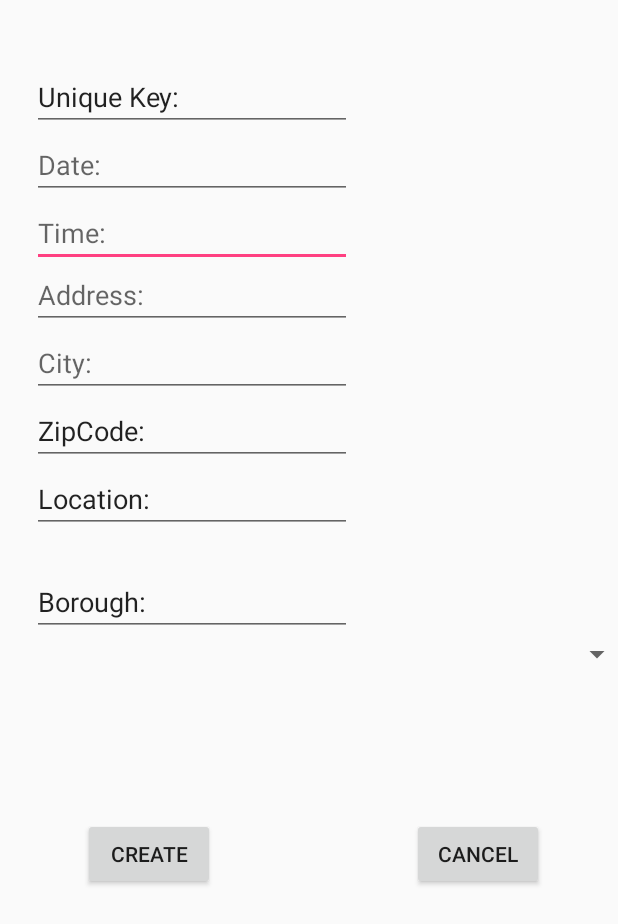
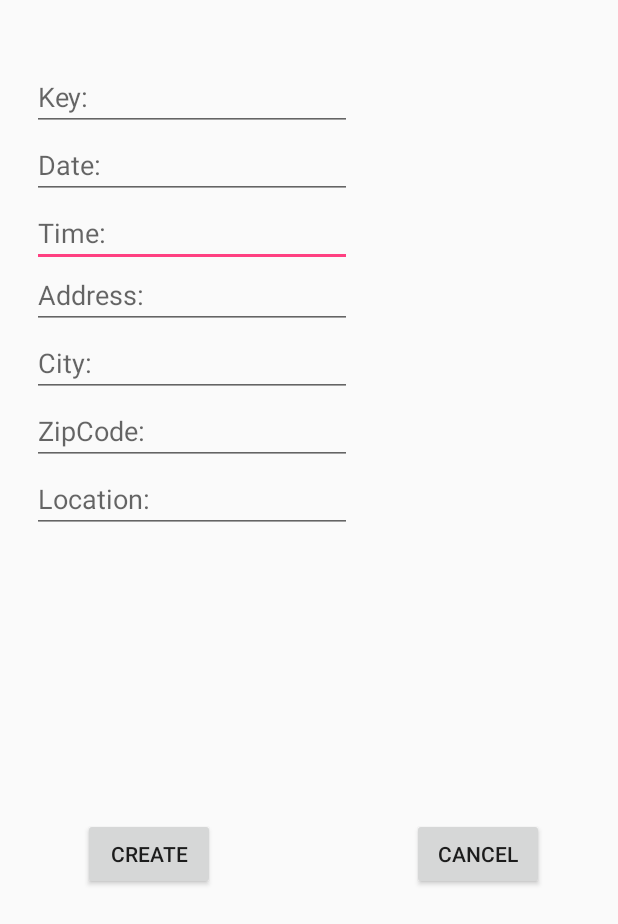
Before and after one commit to junk13/RatPatrol, an Android app: the UserRatReportsActivity screen opened directly, with no data from a screen before it, on a phone screen of 412 x 824 dp. Shown: the top 924 px of the screen. Run offline under Robolectric (Android 15) with nearby library versions, the phone set to English and light mode, and no system bars; 1 statement that could not run was skipped.

Commit message:
Reorganized UserReport Page and commented out unused widgets.

```diff
--- a/app/src/main/java/pizzarat/cs2340/gatech/edu/ratpatrol/NewYorkRatArchiveActivity.java
+++ b/app/src/main/java/pizzarat/cs2340/gatech/edu/ratpatrol/NewYorkRatArchiveActivity.java
@@ -48,7 +48,10 @@ public class NewYorkRatArchiveActivity extends AppCompatActivity {
     // TODO change to list of rat sighting objects
     private void setupList() {
         try {
-            posts = reportBroker.getListOfReports(this.getApplicationContext());//getListOfReports(getApplicationContext());
+            posts = ReportHolder.getGlobalReports();
+            /** PREVIOUS CVS FILED CODE BELOW
+            *   reportBroker.getListOfReports(this.getApplicationContext());
+            */
         } catch (Exception e){
             Log.d("CUNT", "list of report problems");
         }
--- a/app/src/main/res/layout/activity_user_rat_reports.xml
+++ b/app/src/main/res/layout/activity_user_rat_reports.xml
@@ -58,8 +58,8 @@
             android:layout_alignParentTop="true"
             android:layout_marginTop="42dp"
             android:ems="10"
-            android:inputType="number"
-            android:text="Unique Key: "/>
+            android:hint="Key: "
+            android:inputType="number" />
 
         <EditText
             android:id="@+id/createCityView"
@@ -78,9 +78,8 @@
             android:layout_alignStart="@+id/createCityView"
             android:layout_below="@+id/createCityView"
             android:ems="10"
-            android:hint="Zipcode; "
-            android:inputType="text"
-            android:text="ZipCode: "/>
+            android:hint="ZipCode: "
+            android:inputType="text" />
 
         <Button
             android:id="@+id/cancelReportButton"
@@ -105,22 +104,22 @@
             tools:layout_editor_absoluteX="35dp"
             tools:layout_editor_absoluteY="542dp"/>
 
-        <Spinner
-            android:id="@+id/createBoroughSpinner"
-            android:layout_width="match_parent"
-            android:layout_height="wrap_content"
-            android:layout_alignParentStart="true"
-            android:layout_below="@+id/createBoroughLabel"/>
+        <!--<Spinner-->
+            <!--android:id="@+id/createBoroughSpinner"-->
+            <!--android:layout_width="match_parent"-->
+            <!--android:layout_height="wrap_content"-->
+            <!--android:layout_alignParentStart="true"-->
+            <!--android:layout_below="@+id/createBoroughLabel"/>-->
 
-        <EditText
-            android:id="@+id/createBoroughLabel"
-            android:layout_width="wrap_content"
-            android:layout_height="wrap_content"
-            android:ems="10"
-            android:text="Borough:"
-            android:layout_marginTop="23dp"
-            android:layout_below="@+id/createLocationTextView"
-            android:layout_alignStart="@+id/createLocationTextView" />
+        <!--<EditText-->
+            <!--android:id="@+id/createBoroughLabel"-->
+            <!--android:layout_width="wrap_content"-->
+            <!--android:layout_height="wrap_content"-->
+            <!--android:layout_alignStart="@+id/createLocationTextView"-->
+            <!--android:layout_below="@+id/createLocationTextView"-->
+            <!--android:layout_marginTop="23dp"-->
+            <!--android:ems="10"-->
+            <!--android:hint="Borough:" />-->
 
         <EditText
             android:id="@+id/createLocationTextView"
@@ -129,8 +128,8 @@
             android:layout_alignStart="@+id/createZipcodeView"
             android:layout_below="@+id/createZipcodeView"
             android:ems="10"
-            android:inputType="textPostalAddress"
-            android:text="Location:"/>
+            android:hint="Location:"
+            android:inputType="textPostalAddress" />
 
     </RelativeLayout>
 
```
